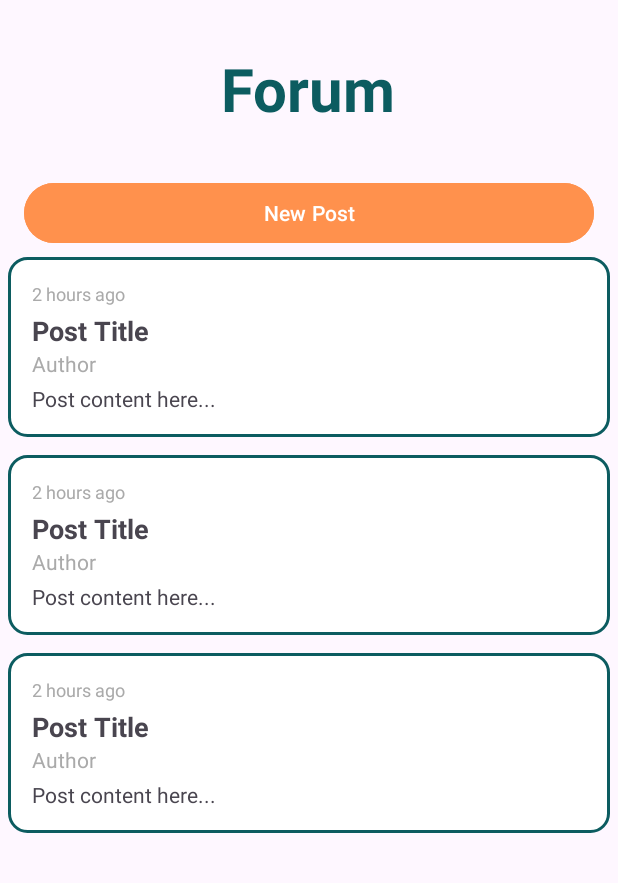
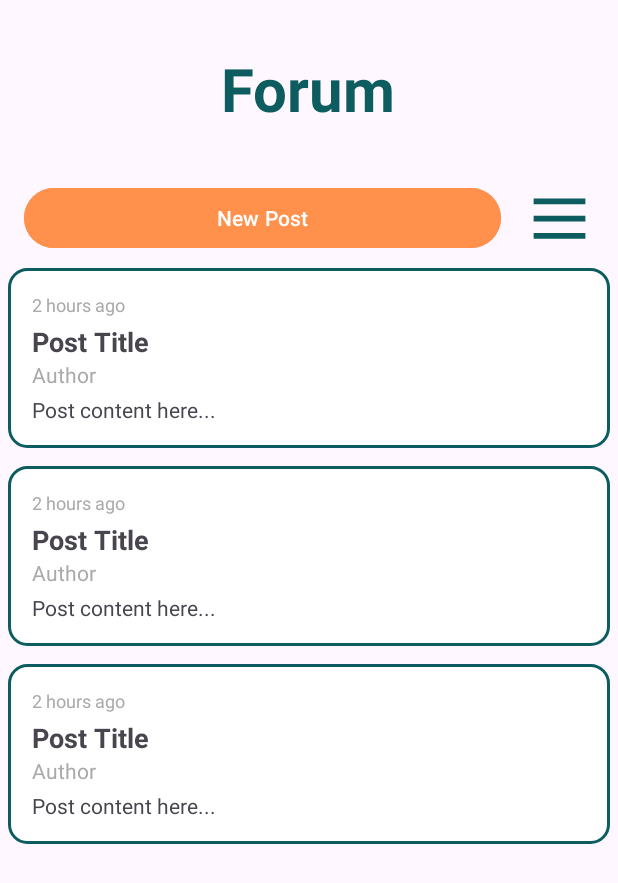
Before and after one commit to Rom-Levi1/RoamNote, an Android app: the layout fragment_forum.xml on its own in the app's theme, with its tools: preview values and no code run, on a phone screen of 412 x 824 dp. Shown: the top 883 px of the screen. Run offline under Robolectric (Android 15) with nearby library versions, the phone set to English and light mode, and no system bars.

Commit message:
add popup to switch between 'My posts' and 'General forum'

```diff
--- a/app/src/main/res/layout/fragment_forum.xml
+++ b/app/src/main/res/layout/fragment_forum.xml
@@ -25,15 +25,36 @@
         android:layout_margin="@dimen/login_title_margin"
         />
 
+        <LinearLayout
+            android:layout_width="match_parent"
+            android:layout_height="wrap_content"
+            android:orientation="horizontal"
+            >
         <com.google.android.material.button.MaterialButton
             android:id="@+id/forum_BTN_new_post"
-        android:layout_width="match_parent"
+            android:layout_width="0dp"
             android:layout_height="wrap_content"
             android:layout_marginHorizontal="@dimen/logo_margin"
             android:backgroundTint="@color/Bagy_orange"
             android:textColor="@color/white"
+            android:layout_weight="7"
             android:text="@string/forum_new_post"
+            android:layout_gravity="center_vertical"
             />
+
+            <androidx.appcompat.widget.AppCompatImageView
+                android:id="@+id/forum_IMG_menu"
+                android:layout_width="0dp"
+                android:layout_height="55dp"
+                android:layout_weight="1"
+                android:src="@drawable/outline_dehaze_24"
+                android:contextClickable="true"
+                android:layout_marginRight="@dimen/logo_margin"
+                android:focusable="true"
+                android:background="?attr/selectableItemBackgroundBorderless"
+                android:tint="@color/Bagy_blue"
+                />
+        </LinearLayout>
 
         <androidx.recyclerview.widget.RecyclerView
             android:id="@+id/main_RV_list"
```
Also changed, not shown: app/src/main/java/dev/romle/roamnoteapp/data/ForumRepository.kt (+16 -0 lines), app/src/main/java/dev/romle/roamnoteapp/ui/ForumFragment.kt (+33 -0 lines). Lines whose indentation alone changed are shown as unchanged.
